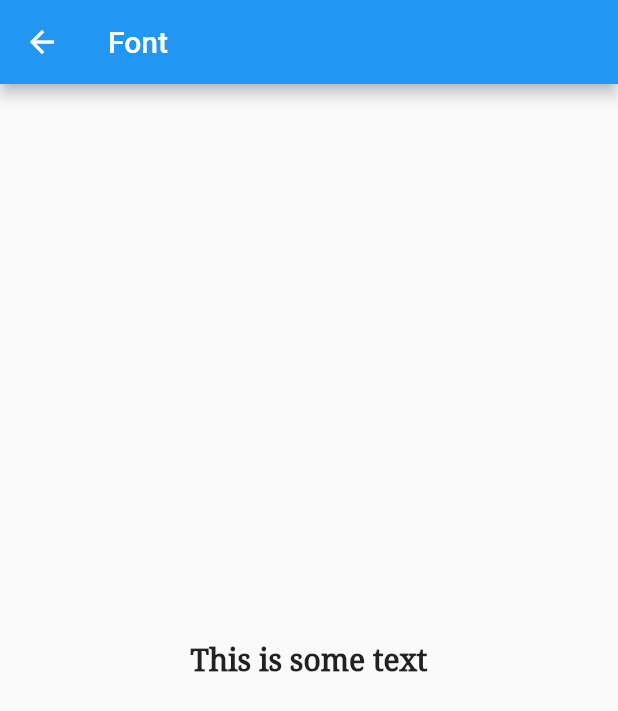
After one commit to vndly/flutter-library, a Flutter app: the FontScreen screen opened directly, on a phone screen of 412 x 824 dp. The commit adds this screen. Shown: the top 711 px of the screen. Run offline on Flutter 3.47's test engine with Material 2 defaults, Android fonts, the phone set to English and light mode, and no system bars.

Commit message:
Added custom font

```diff
--- /dev/null
+++ b/lib/screens/font/font_screen.dart
@@ -0,0 +1,30 @@
+import 'package:flutter/material.dart';
+
+// To set the default font family for the whole app:
+/*
+ * In the MaterialApp widget:
+ *
+ * theme: ThemeData(
+ *   fontFamily: 'FONT_NAME'
+ * ),
+ */
+class FontScreen extends StatelessWidget {
+  @override
+  Widget build(BuildContext context) {
+    return Scaffold(
+      appBar: AppBar(
+        title: Text('Font'),
+      ),
+      body: Center(
+        child: Text(
+          'This is some text',
+          style: TextStyle(
+            fontSize: 20,
+            fontWeight: FontWeight.bold,
+            fontFamily: 'NotoSerif'
+          ),
+        ),
+      ),
+    );
+  }
+}
--- a/lib/screens/home/home_screen.dart
+++ b/lib/screens/home/home_screen.dart
@@ -2,6 +2,7 @@ import 'package:flutter/material.dart';
 import 'package:flutter_library/screens/alert/alert_screen.dart';
 import 'package:flutter_library/screens/dialog/dialog_screen.dart';
 import 'package:flutter_library/screens/drawer/drawer_screen.dart';
+import 'package:flutter_library/screens/font/font_screen.dart';
 import 'package:flutter_library/screens/mvp/mvp_screen.dart';
 import 'package:flutter_library/screens/navigation/navigation_screen.dart';
 import 'package:flutter_library/screens/sheet/sheet_screen.dart';
@@ -19,6 +20,7 @@ class HomeScreen extends StatelessWidget {
     HomeItem('Tabs', (context) => TabsScreen()),
     HomeItem('Alert', (context) => AlertScreen()),
     HomeItem('Sheet', (context) => SheetScreen()),
+    HomeItem('Font', (context) => FontScreen()),
   ];
 
   void _onItemSelected(BuildContext context, HomeItem item) {
```
Also changed, not shown: pubspec.yaml (+10 -50 lines), assets/fonts/NotoSerif-Regular.ttf (added), assets/images/dog.jpg (added).
